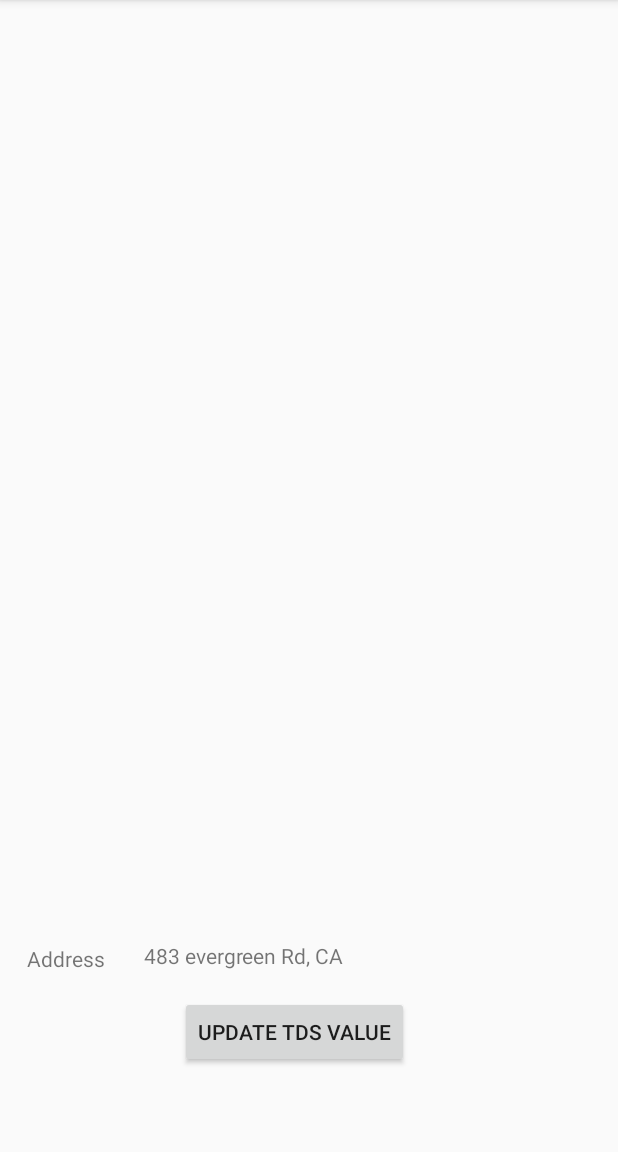
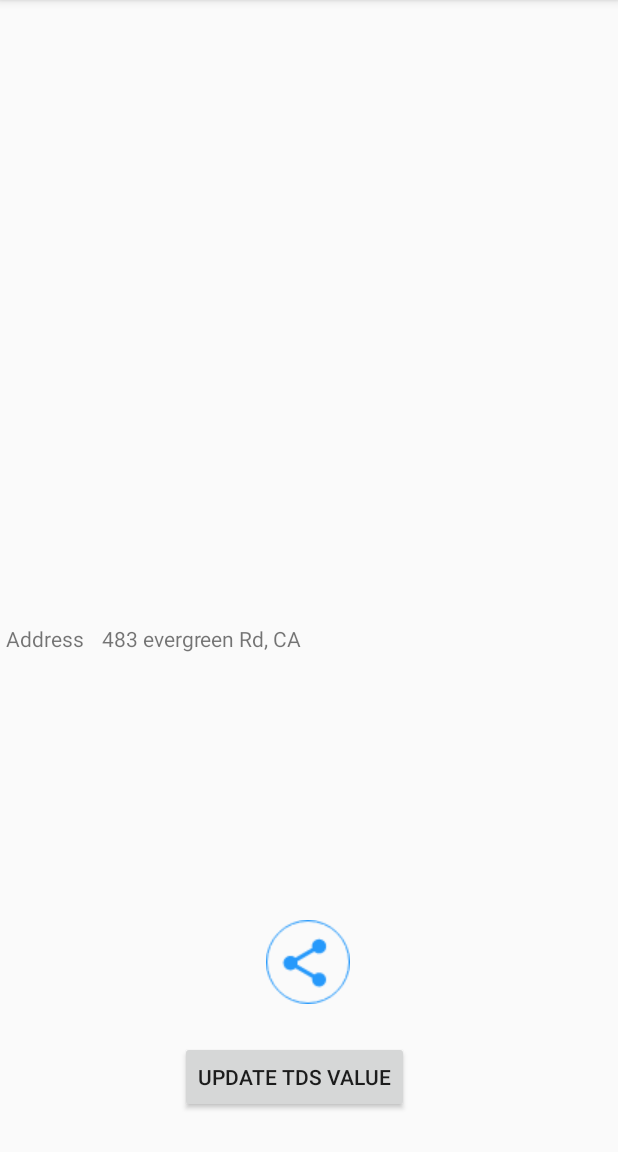
Before and after one commit to rufinq/CleanWaterMap, an Android app: the WaterProviderDescriptionActivity screen opened directly, with no data from a screen before it, on a phone screen of 412 x 824 dp, the part 84-1236 px from its top. Run offline under Robolectric (Android 15) with nearby library versions, the phone set to English and light mode, and no system bars; libraries missing offline, so code that uses them is left out: com.justinnguyenme.base64image.

Commit message:
App now can share information about one water Provider

```diff
--- a/app/src/main/res/layout/activity_water_provider_description.xml
+++ b/app/src/main/res/layout/activity_water_provider_description.xml
@@ -26,27 +26,41 @@
         android:layout_alignParentBottom="true"
         android:layout_centerHorizontal="true"
         android:layout_marginStart="120dp"
-        android:layout_marginBottom="56dp"
+        android:layout_marginBottom="26dp"
         android:text="Update TDS Value" />
 
     <TextView
         android:id="@+id/addressTextView"
         android:layout_width="275dp"
         android:layout_height="35dp"
+        android:layout_below="@+id/waterProviderImage"
         android:layout_alignParentStart="true"
-        android:layout_alignParentBottom="true"
-        android:layout_marginStart="96dp"
-        android:layout_marginBottom="105dp"
+        android:layout_centerHorizontal="true"
+        android:layout_marginStart="68dp"
+        android:layout_marginTop="27dp"
         android:text="483 evergreen Rd, CA" />
 
     <TextView
         android:id="@+id/textView2"
         android:layout_width="70dp"
         android:layout_height="33dp"
+        android:layout_below="@+id/waterProviderImage"
         android:layout_alignParentStart="true"
-        android:layout_alignParentBottom="true"
-        android:layout_marginStart="18dp"
-        android:layout_marginBottom="105dp"
+        android:layout_marginStart="4dp"
+        android:layout_marginTop="27dp"
         android:text="Address" />
 
+    <Button
+        android:id="@+id/shareButton"
+        android:layout_width="wrap_content"
+        android:layout_height="59dp"
+        android:layout_above="@+id/updateButton"
+        android:layout_alignParentStart="true"
+        android:layout_centerHorizontal="true"
+        android:layout_marginStart="161dp"
+        android:layout_marginBottom="21dp"
+        android:background="#0000"
+        android:drawableTop="@drawable/share_button"
+        android:onClick="shareButtonPressed" />
+
 </RelativeLayout>
```
Also changed, not shown: app/src/main/java/com/bluewater/cleanwatermap/WaterProviderDescriptionActivity.kt (+27 -5 lines), app/src/main/res/drawable/share_button.png (added).
